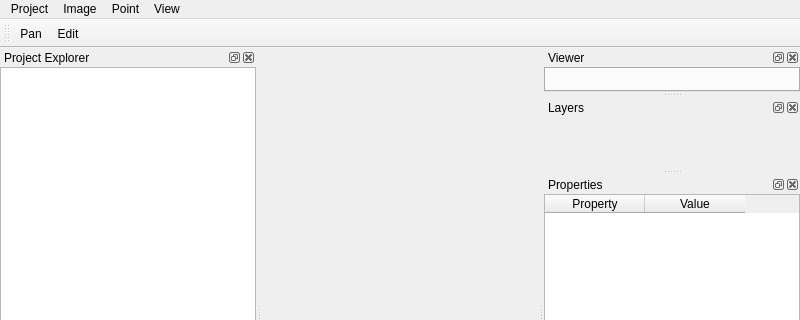
The window that mainwindow.ui (GastonMauroDiaz/rcaiman-projects) describes before a commit, drawn with Qt 5; both pictures show x 0 to 800 and y 0 to 320 of the 800 by 600 pixel window.
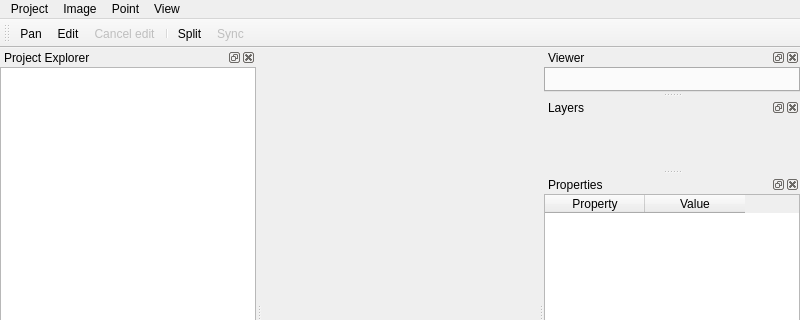
The same window after the commit. Icons and pictures are not drawn. Custom widgets are drawn as their Qt base class.

What changed in the file:
```diff
--- a/mainwindow.ui
+++ b/mainwindow.ui
@@ -86,6 +86,10 @@
    </attribute>
     <addaction name="actionPan"/>
     <addaction name="actionEditPoints"/>
+    <addaction name="actionCancelEdit"/>
+    <addaction name="separator"/>
+    <addaction name="actionSplitViewer"/>
+    <addaction name="actionSyncSplitViews"/>
    </widget>
   <widget class="QDockWidget" name="dockProjectExplorer">
    <property name="windowTitle">
@@ -299,6 +303,9 @@
    <property name="text">
     <string>Split viewer</string>
    </property>
+   <property name="iconText">
+    <string>Split</string>
+   </property>
    <property name="toolTip">
     <string>Split the current viewer horizontally</string>
    </property>
@@ -313,6 +320,9 @@
    <property name="text">
     <string>Sync split views</string>
    </property>
+   <property name="iconText">
+    <string>Sync</string>
+   </property>
    <property name="toolTip">
     <string>Synchronize pan and zoom between split viewers</string>
    </property>
```
Left out of the diff: 28 changed lines with no effect on the pictures.
